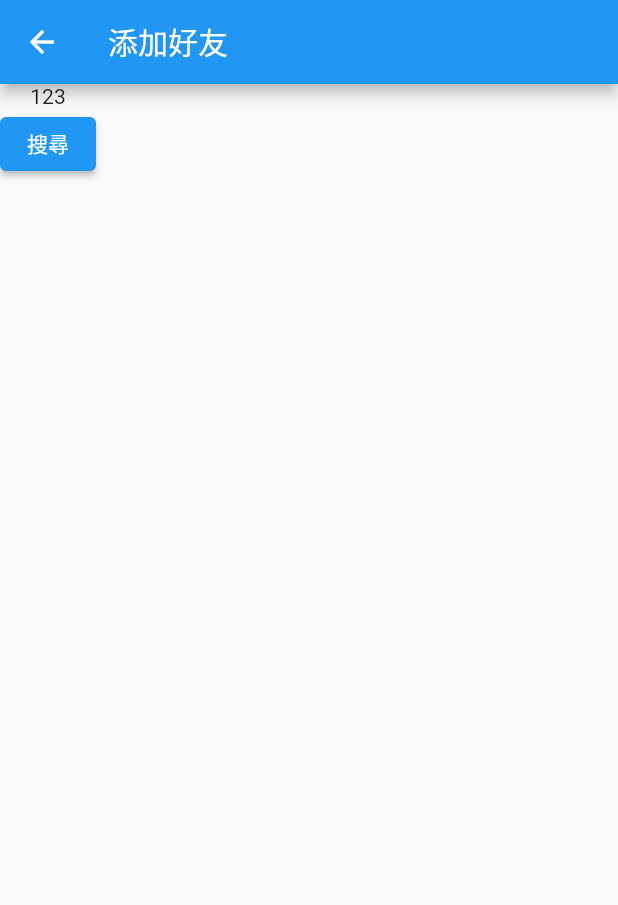
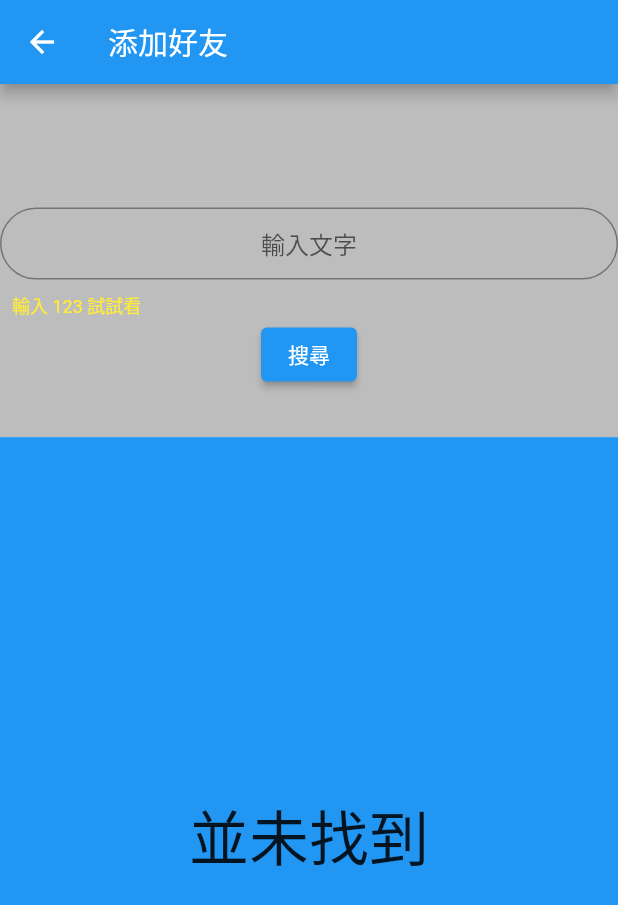
Before and after one commit to ADSFAaron/message_app, a Flutter app: the AddFriendPage screen opened directly, after a tap on "搜尋", on a phone screen of 412 x 824 dp. Shown: the top 905 px of the screen. Run offline on Flutter 3.47's test engine with Material 2 defaults, Android fonts, the phone set to English and light mode, and no system bars; our stand-ins replace fluttertoast.

Commit message:
新增添加好友頁面

```diff
--- a/lib/page/chat.dart
+++ b/lib/page/chat.dart
@@ -33,7 +33,11 @@ class _ChatPage extends State<ChatPage> {
         appBar: AppBar(
           title: Text(_title),
         ),
-      body: Column(
+        body: InkWell(
+          onTap: (){
+            FocusScope.of(context).unfocus();
+          },
+          child: Column(
             children: [
               Expanded(
                 child: ListView.builder(
@@ -61,7 +65,7 @@ class _ChatPage extends State<ChatPage> {
               ])),
             ],
           ),
-    );
+        ));
   }
 }
 
--- a/lib/page/friend.dart
+++ b/lib/page/friend.dart
@@ -50,12 +50,14 @@ class PersonDetailPage extends StatelessWidget {
               height: 10,
             ),
             Container(
+              alignment: Alignment.center,
               child: Text(
-                "Detail Here",
-                style: TextStyle(fontSize: 20),
+                "Detail Here\nabc\ndefg\nhijklm\nnopqrs\ntuvwxyz",
+                style: TextStyle(fontSize: 20,),
+                textAlign: TextAlign.center,
               ),
             ),
-            Expanded(child: Text("123")),
+            Expanded(child: Text("")),
             Container(
               height: 100,
               child: Row(
@@ -125,31 +127,123 @@ class AddFriendPage extends StatefulWidget {
 
 class _AddFriendPage extends State<AddFriendPage> {
 //  _AddFriendPage();
+  final TextEditingController _chatController = new TextEditingController();
+
+  List<Widget> AddFriendOutline = [];
+
+  void _submitText(String text) {
+    AddFriendOutline.clear();
+    setState(() {
+      if (text == '123') {
+        CircleAvatar photo = CircleAvatar(
+          radius: 90,
+          backgroundColor: Colors.purple,
+          child: Icon(Icons.person, size: 100),
+        );
+        Text Name = Text(
+          "123",
+          style: TextStyle(fontSize: 50),
+        );
+        ElevatedButton addB = ElevatedButton(
+            style: ButtonStyle(
+              backgroundColor: MaterialStateProperty.all<Color>(Colors.brown),
+              padding: MaterialStateProperty.all((EdgeInsets.all(5))),
+            ),
+            onPressed: () {
+              Fluttertoast.showToast(
+                backgroundColor: Colors.grey,
+                msg: "還沒製作",
+                toastLength: Toast.LENGTH_SHORT,
+                gravity: ToastGravity.CENTER,
+              );
+            },
+            child: Text("添加好友"));
+        AddFriendOutline.add(photo);
+        AddFriendOutline.add(Container(height: 10,));
+        AddFriendOutline.add(Name);
+        AddFriendOutline.add(Container(height: 5,));
+        AddFriendOutline.add(addB);
+      } else {
+        AddFriendOutline.add(Text(
+          "並未找到$text",
+          style: TextStyle(fontSize: 40),
+        ));
+      }
+    });
+  }
 
   Widget build(BuildContext context) {
     return Scaffold(
         appBar: AppBar(
           title: Text("添加好友"),
         ),
-      body: Column(
+        body: InkWell(
+            onTap: () {
+              print("tap");
+              FocusScope.of(context).unfocus();
+            },
+            child: Column(
               children: [
                 Container(
-            height: MediaQuery.of(context).size.height/2,
-          child:Container(
+                    color: Colors.grey[400],
+                    height: MediaQuery.of(context).size.height / 3.5,
+                    child: Container(
+                      alignment: Alignment.center,
                       child: Column(
                         children: [
-                Text("123"),
+                          Container(
+                            height: MediaQuery.of(context).size.height / 10,
+                          ),
+                          Flexible(
+                              child: TextField(
+                            textAlign: TextAlign.center,
+                            decoration: InputDecoration(
+                              helperText: "輸入 123 試試看",
+                              helperStyle: TextStyle(color: Colors.yellow),
+                              focusedBorder: OutlineInputBorder(
+                                  //點擊的時候顯示
+                                  borderSide: BorderSide(
+                                color: Colors.green, //边框颜色为绿色
+                                width: 5, //宽度为5
+                              )),
+                              contentPadding: EdgeInsets.all(8.0),
+                              border: OutlineInputBorder(
+                                borderRadius: BorderRadius.all(
+                                  Radius.circular(30), //边角为30
+                                ),
+                                borderSide: BorderSide(
+                                  color: Colors.amber, //边线颜色为黄色
+                                  width: 5, //边线宽度为2
+                                ),
+                              ),
+                              hintText: '輸入文字',
+                            ),
+                            controller: _chatController,
+                            onSubmitted:
+                                _submitText, // 綁定事件給_submitText這個Function
+                          )),
                           ElevatedButton(
-                  child:
-                    Text("搜尋"),
-                  onPressed: ()=>{print('press')},
+                            child: Text("搜尋"),
+                            onPressed: () {
+                              _submitText(_chatController.text);
+                              FocusScope.of(context).unfocus();
+                            },
+                          ),
+                        ],
+                      ),
+                    )),
+                Expanded(
+                  child: Container(
+                    alignment: Alignment.center,
+                    child: SingleChildScrollView(
+                        child: Column(
+                      mainAxisAlignment: MainAxisAlignment.center,
+                      children: AddFriendOutline,
+                    )),
+                    color: Colors.blue,
+                  ),
                 )
               ],
-            ),
-          )
-          )
-        ],
-      )
-    );
+            )));
   }
 }
```
Lines whose indentation alone changed are shown as unchanged.
